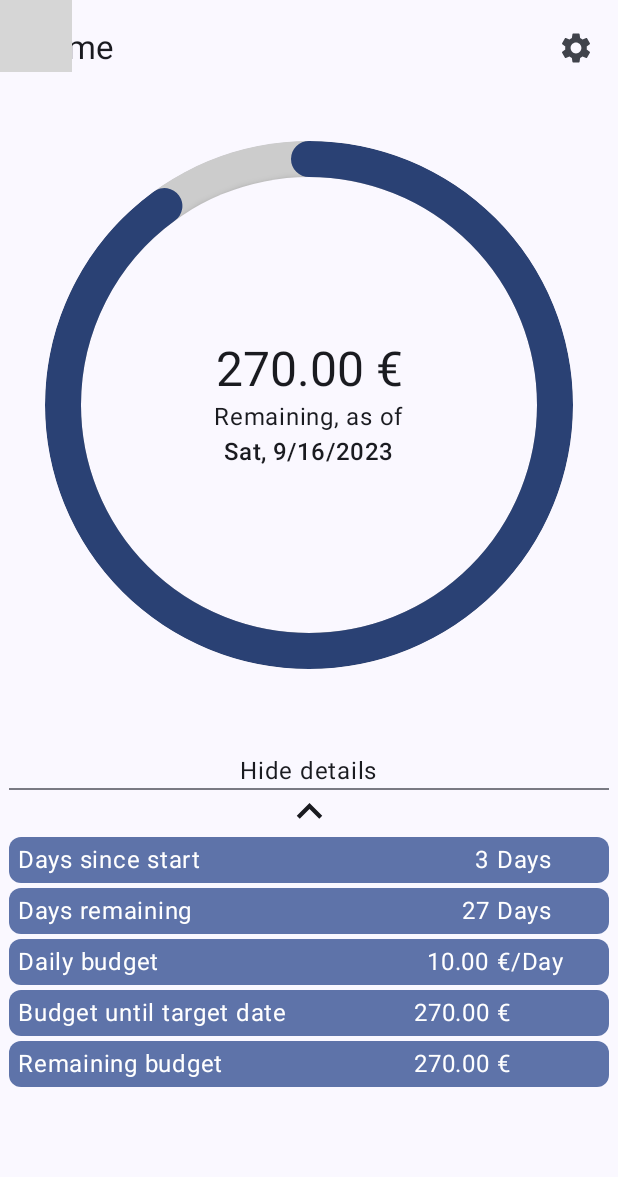
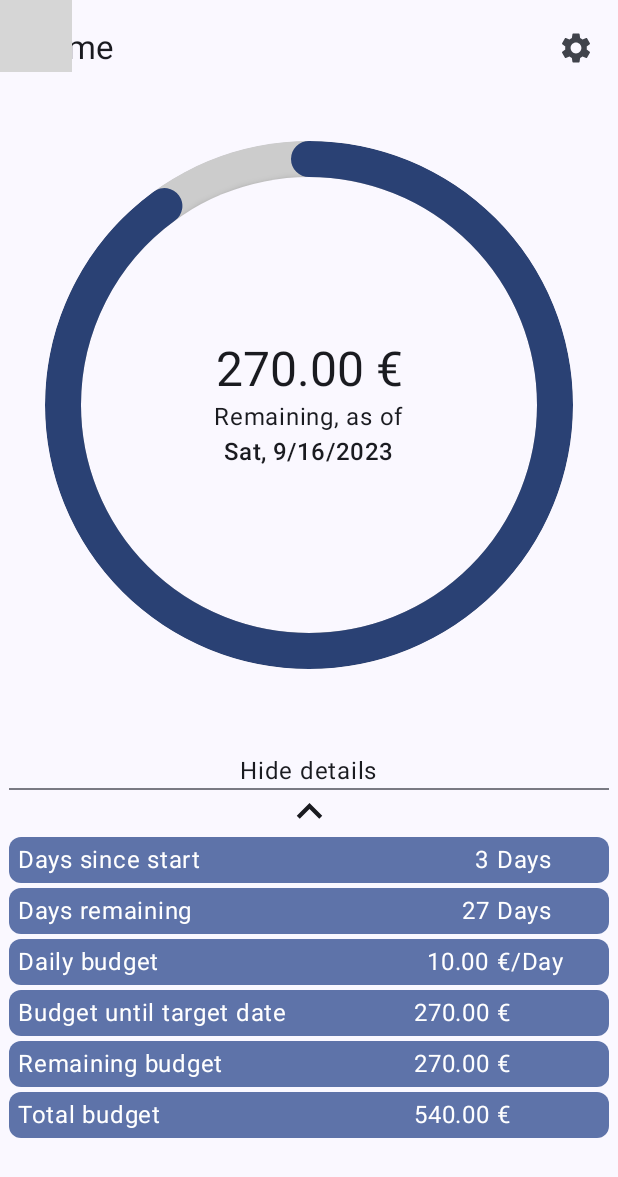
Before and after one commit to Chrismw98/BudgetCalc, an Android app built with Jetpack Compose: the @Preview function DefaultPreview, on a phone screen of 412 x 824 dp. Shown: the top 1177 px of the screen. Run offline under Robolectric (Android 15) with nearby library versions, the phone set to English and light mode, and no system bars; our stand-ins replace Dagger/Hilt's generated code; libraries missing offline, so code that uses them is left out: com.vanpra.composematerialdialogs; 2 statements that could not run were skipped; grey boxes are pictures that could not be loaded.

Commit message:
Added TOTAL_BUDGET metric

```diff
--- a/app/src/main/java/chrismw/budgetcalc/components/MetricItem.kt
+++ b/app/src/main/java/chrismw/budgetcalc/components/MetricItem.kt
@@ -18,15 +18,9 @@ import androidx.compose.ui.res.stringResource
 import androidx.compose.ui.text.style.TextAlign
 import androidx.compose.ui.tooling.preview.Preview
 import androidx.compose.ui.unit.dp
-import androidx.compose.ui.unit.sp
 import chrismw.budgetcalc.R
 import chrismw.budgetcalc.helpers.Metric
-import chrismw.budgetcalc.helpers.MetricType
-import chrismw.budgetcalc.helpers.MetricType.BUDGET_UNTIL_TARGET_DATE
-import chrismw.budgetcalc.helpers.MetricType.DAILY_BUDGET
-import chrismw.budgetcalc.helpers.MetricType.DAYS_REMAINING
 import chrismw.budgetcalc.helpers.MetricType.DAYS_SINCE_START
-import chrismw.budgetcalc.helpers.MetricType.REMAINING_BUDGET
 import chrismw.budgetcalc.helpers.MetricUnit
 import chrismw.budgetcalc.helpers.MetricUnit.CURRENCY
 import chrismw.budgetcalc.helpers.MetricUnit.CURRENCY_PER_DAY
@@ -45,8 +39,7 @@ fun MetricItem(
         verticalAlignment = Alignment.CenterVertically,
         horizontalArrangement = Arrangement.SpaceEvenly,
     ) {
-        //TODO: Enable usage of Settings
-        val metricNameString = getNameForMetricType(metric.type)
+        val metricNameString = stringResource(id = metric.type.textRes)
         val metricValueString: String
         val metricUnitString = getStringForMetricUnit(
             unit = metric.unit,
@@ -104,18 +97,6 @@ fun MetricItem(
 
 @ReadOnlyComposable
 @Composable
-fun getNameForMetricType(type: MetricType): String {
-    return when (type) {
-        DAYS_SINCE_START -> stringResource(id = R.string.days_since_start)
-        DAYS_REMAINING -> stringResource(id = R.string.days_remaining)
-        DAILY_BUDGET -> stringResource(id = R.string.daily_budget)
-        BUDGET_UNTIL_TARGET_DATE -> stringResource(id = R.string.budget_until_target_date)
-        REMAINING_BUDGET -> stringResource(id = R.string.remaining_budget)
-    }
-}
-
-@ReadOnlyComposable
-@Composable
 fun getStringForMetricUnit(unit: MetricUnit, count: Int = 1, currency: String = "$"): String {
     return when (unit) {
         DAYS -> pluralStringResource(id = R.plurals.days, count = count)
--- a/app/src/main/java/chrismw/budgetcalc/helpers/Metric.kt
+++ b/app/src/main/java/chrismw/budgetcalc/helpers/Metric.kt
@@ -1,13 +1,17 @@
 package chrismw.budgetcalc.helpers
+
+import androidx.annotation.StringRes
+import chrismw.budgetcalc.R
 
 data class Metric(val type: MetricType, val value: Number, val unit: MetricUnit)
 
-enum class MetricType {
-    DAYS_SINCE_START,
-    DAYS_REMAINING,
-    DAILY_BUDGET,
-    BUDGET_UNTIL_TARGET_DATE,
-    REMAINING_BUDGET,
+enum class MetricType(@StringRes val textRes: Int) {
+    DAYS_SINCE_START(R.string.metric_text_days_since_start),
+    DAYS_REMAINING(R.string.metric_text_days_remaining),
+    DAILY_BUDGET(R.string.metric_text_daily_budget),
+    BUDGET_UNTIL_TARGET_DATE(R.string.metric_text_budget_until_target_date),
+    REMAINING_BUDGET(R.string.metric_text_remaining_budget),
+    TOTAL_BUDGET(R.string.metric_text_total_budget),
 }
 
 enum class MetricUnit {
--- a/app/src/main/java/chrismw/budgetcalc/screens/MainScreen.kt
+++ b/app/src/main/java/chrismw/budgetcalc/screens/MainScreen.kt
@@ -360,6 +360,7 @@ fun DefaultPreview() {
                     Metric(MetricType.DAILY_BUDGET, 10f, MetricUnit.CURRENCY_PER_DAY),
                     Metric(MetricType.BUDGET_UNTIL_TARGET_DATE, 270f, MetricUnit.CURRENCY),
                     Metric(MetricType.REMAINING_BUDGET, 270f, MetricUnit.CURRENCY),
+                    Metric(MetricType.TOTAL_BUDGET, 540f, MetricUnit.CURRENCY),
                 ),
                 isExpanded = true,
                 hasIncompleteData = false
--- a/app/src/main/java/chrismw/budgetcalc/screens/MainScreenViewModel.kt
+++ b/app/src/main/java/chrismw/budgetcalc/screens/MainScreenViewModel.kt
@@ -113,6 +113,7 @@ class MainScreenViewModel @Inject constructor(
             Metric(MetricType.DAILY_BUDGET, dailyBudget, MetricUnit.CURRENCY_PER_DAY),
             Metric(MetricType.BUDGET_UNTIL_TARGET_DATE, currentBudget, MetricUnit.CURRENCY),
             Metric(MetricType.REMAINING_BUDGET, remainingBudget, MetricUnit.CURRENCY),
+            Metric(MetricType.TOTAL_BUDGET, maxBudget, MetricUnit.CURRENCY),
         )
 
         UIState(
--- a/app/src/main/res/values/strings.xml
+++ b/app/src/main/res/values/strings.xml
@@ -13,11 +13,12 @@
         ** \"Easy Adjust\" will snap the budget start date to the configured default payment date of the last month.\n
         *** The start date has to be before the target date.</string>
 
-    <string name="days_since_start">Days since start</string>
-    <string name="days_remaining">Days remaining</string>
-    <string name="daily_budget">Daily budget</string>
-    <string name="budget_until_target_date">Budget until target date</string>
-    <string name="remaining_budget">Remaining budget</string>
+    <string name="metric_text_days_since_start">Days since start</string>
+    <string name="metric_text_days_remaining">Days remaining</string>
+    <string name="metric_text_daily_budget">Daily budget</string>
+    <string name="metric_text_budget_until_target_date">Budget until target date</string>
+    <string name="metric_text_remaining_budget">Remaining budget</string>
+    <string name="metric_text_total_budget">Total budget</string>
 
     <string name="EUR" translatable="false">€</string>
     <string name="day">Day</string>
```
Also changed, not shown: 2 other files.
